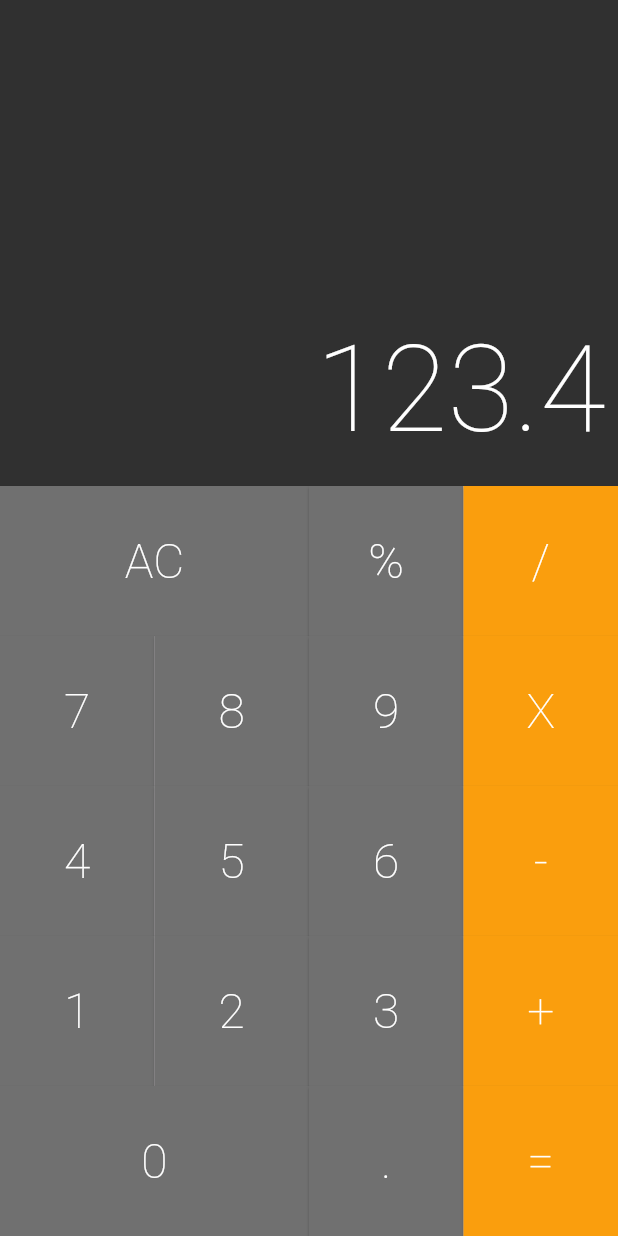
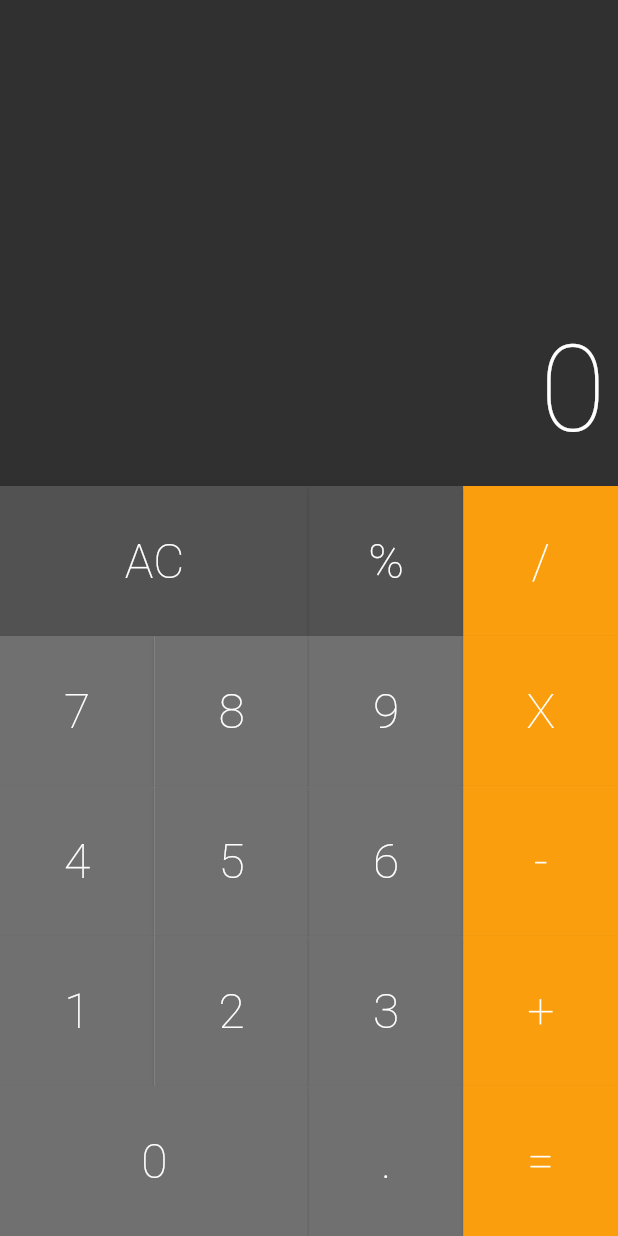
Before and after one commit to viniciusaraujo2405/calculadora, a Flutter app: the screen it shows after launch, on a phone screen of 412 x 824 dp. Run offline on Flutter 3.47's test engine with Material 3 defaults, Android fonts, the phone set to English and light mode, and no system bars; drawn by our look-alikes of auto_size_text; our stand-ins replace firebase_core; accounts and stored records are empty.

Commit message:
Criando o modelo memory para cuidar da lógica, criando uma função de callback para mostrar o valor clicado no display, para isso, transformei Calculator em stateful

```diff
--- a/lib/components/button.dart
+++ b/lib/components/button.dart
@@ -8,12 +8,14 @@ class Button extends StatelessWidget {
   final String text;
   final bool big;
   final Color color;
+  final void Function(String) cb;
 
     Button({
     Key? key,
     required this.text,
     this.big = false,
     this.color = DEFAULT,
+    required this.cb,
 
   }) : super(key: key);
 
@@ -22,7 +24,7 @@ class Button extends StatelessWidget {
     return Expanded(
       flex: big ? 2 : 1,
       child: ElevatedButton(
-        onPressed: () {},
+        onPressed: () => cb(text),
         style: ElevatedButton.styleFrom(
             shape: RoundedRectangleBorder(
               borderRadius: BorderRadius.circular(0),
--- /dev/null
+++ b/lib/models/memory.dart
@@ -0,0 +1,11 @@
+class Memory {
+  String _value = '0';
+
+  void applyCommand(String command) {
+    _value += command;
+  }
+
+  String get value {
+    return _value;
+  }
+}
--- a/lib/screens/calculator.dart
+++ b/lib/screens/calculator.dart
@@ -2,8 +2,25 @@ import 'package:calculadora/screens/display.dart';
 import 'package:calculadora/screens/keyboard.dart';
 import 'package:flutter/material.dart';
 
-class Calculator extends StatelessWidget{
+import '../models/memory.dart';
+
+class Calculator extends StatefulWidget{
   const Calculator({Key? key}) : super(key: key);
+
+  @override
+  State<Calculator> createState() => _CalculatorState();
+}
+
+class _CalculatorState extends State<Calculator> {
+  final Memory memory = Memory();
+
+
+  _onPressed(String command){
+    setState(() {
+      memory.applyCommand(command);
+    });
+
+  }
 
   @override
 
@@ -13,8 +30,8 @@ class Calculator extends StatelessWidget{
 
         body: Column(
           children: [
-            Display('123.4'),
-            Keyboard(),
+            Display(memory.value),
+            Keyboard(_onPressed),
           ]
 
 
--- a/lib/screens/keyboard.dart
+++ b/lib/screens/keyboard.dart
@@ -4,7 +4,9 @@ import 'package:calculadora/components/button.dart';
 
 
 class Keyboard extends StatelessWidget {
-  const Keyboard({Key? key}) : super(key: key);
+
+  final void Function(String) cb;
+  Keyboard(this.cb);
 
   @override
   Widget build(BuildContext context) {
@@ -13,32 +15,32 @@ class Keyboard extends StatelessWidget {
       child: Column(
         children: <Widget> [
           ButtonRow( [
-              Button(text: 'AC', big: true),
-              Button(text: '%'),
-              Button(text: '/', color: Button.OPERATION),
+              Button(text: 'AC', big: true, cb: cb,color: Button.DARK,),
+              Button(text: '%', cb: cb,color: Button.DARK,),
+              Button(text: '/', color: Button.OPERATION, cb: cb),
             ] ),
             ButtonRow( [
-              Button(text: '7'),
-              Button(text: '8'),
-              Button(text: '9'),
-              Button(text: 'X', color: Button.OPERATION),
+              Button(text: '7', cb: cb),
+              Button(text: '8', cb: cb),
+              Button(text: '9', cb: cb),
+              Button(text: 'X', color: Button.OPERATION, cb: cb),
             ] ),
             ButtonRow( [
-              Button(text: '4'),
-              Button(text: '5'),
-              Button(text: '6'),
-              Button(text: '-', color: Button.OPERATION),
+              Button(text: '4', cb: cb),
+              Button(text: '5', cb: cb),
+              Button(text: '6', cb: cb),
+              Button(text: '-', color: Button.OPERATION, cb: cb),
             ] ),
             ButtonRow( [
-              Button(text: '1'),
-              Button(text: '2'),
-              Button(text: '3'),
-              Button(text: '+', color: Button.OPERATION),
+              Button(text: '1', cb: cb),
+              Button(text: '2', cb: cb),
+              Button(text: '3', cb: cb),
+              Button(text: '+', color: Button.OPERATION, cb: cb),
             ] ),
             ButtonRow( [
-              Button(text: '0', big: true),
-              Button(text: '.'),
-              Button(text: '=', color: Button.OPERATION),
+              Button(text: '0', big: true, cb: cb),
+              Button(text: '.', cb: cb),
+              Button(text: '=', color: Button.OPERATION, cb: cb),
             ] ),
 
         ],
```
